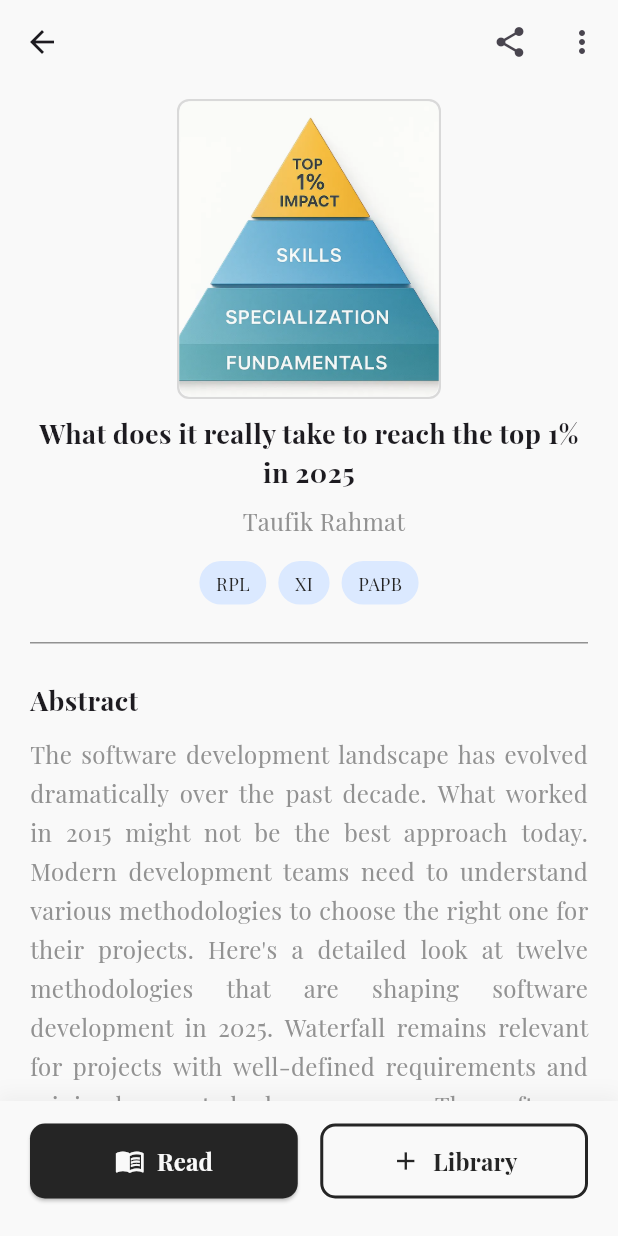
After one commit to ellvr/vokapedia, a Flutter app: the screen it shows after launch, after a tap on "What does it really take to reach the to", on a phone screen of 412 x 824 dp. The commit adds this screen. Run offline on Flutter 3.47's test engine with Material 3 defaults, Android fonts, the phone set to English and light mode, and no system bars; project files that could hold a hidden picture were left out.

Commit message:
home and library

```diff
--- /dev/null
+++ b/lib/screen/article_detail_screen.dart
@@ -0,0 +1,279 @@
+import 'package:flutter/material.dart';
+import 'package:vokapedia/utils/color_constants.dart';
+
+class ArticleDetailScreen extends StatelessWidget {
+  final String articleTitle;
+  final String articleAuthor;
+  final String imagePath;
+
+  const ArticleDetailScreen({
+    super.key,
+    required this.articleTitle,
+    required this.articleAuthor,
+    required this.imagePath,
+  });
+
+  @override
+  Widget build(BuildContext context) {
+    return Scaffold(
+      backgroundColor: AppColors.white,
+      appBar: AppBar(
+        backgroundColor: AppColors.white,
+        elevation: 0,
+        leading: IconButton(
+          icon: const Icon(Icons.arrow_back),
+          onPressed: () {
+            Navigator.pop(context);
+          },
+        ),
+        actions: <Widget>[
+          IconButton(icon: const Icon(Icons.share), onPressed: () {}),
+          IconButton(icon: const Icon(Icons.more_vert), onPressed: () {}),
+        ],
+      ),
+      body: Stack(
+        children: [
+          Container(
+            // margin: EdgeInsets.all(12.0, vertical: 20),
+            child: SingleChildScrollView(
+              child: Column(
+                crossAxisAlignment: CrossAxisAlignment.start,
+                children: <Widget>[
+                  Center(
+                    child: Padding(
+                      padding: const EdgeInsets.symmetric(
+                        horizontal: 20.0,
+                        vertical: 10.0,
+                      ),
+                      child: Container(
+                        width: 176,
+                        height: 200,
+                        decoration: BoxDecoration(
+                          borderRadius: BorderRadius.circular(8.0),
+                          border: Border.all(
+                            color: Color(0xFFD9D9D9),
+                            width: 1.5,
+                          ),
+                        ),
+                        child: ClipRRect(
+                          borderRadius: BorderRadius.circular(8.0),
+
+                          child: Image.asset(
+                            imagePath,
+                            fit: BoxFit.cover,
+                            width: double.infinity,
+                            height: double.infinity,
+                            errorBuilder: (context, error, stackTrace) {
+                              return Container(
+                                height: 200,
+                                color: AppColors.backgroundLight,
+                                child: const Center(
+                                  child: Text(
+                                    'Cover Image Placeholder',
+                                    style: TextStyle(color: AppColors.darkGrey),
+                                  ),
+                                ),
+                              );
+                            },
+                          ),
+                        ),
+                      ),
+                    ),
+                  ),
+                  Padding(
+                    padding: const EdgeInsets.symmetric(horizontal: 20.0),
+                    child: Text(
+                      articleTitle,
+                      style: const TextStyle(
+                        fontSize: 18,
+                        fontWeight: FontWeight.bold,
+                      ),
+                      textAlign: TextAlign.center,
+                    ),
+                  ),
+                  Center(
+                    child: Padding(
+                      padding: const EdgeInsets.only(
+                        left: 20.0,
+                        top: 8.0,
+                        bottom: 15.0,
+                      ),
+                      child: Text(
+                        articleAuthor,
+                        style: const TextStyle(
+                          fontSize: 16,
+                          color: AppColors.darkGrey,
+                        ),
+                        textAlign: TextAlign.center,
+                      ),
+                    ),
+                  ),
+                  Center(
+                    child: Padding(
+                      padding: const EdgeInsets.symmetric(horizontal: 20.0),
+                      child: Wrap(
+                        spacing: 8.0,
+                        runSpacing: 4.0,
+                        children: <Widget>[
+                          _buildChip(label: 'RPL'),
+                          _buildChip(label: 'XI'),
+                          _buildChip(label: 'PAPB'),
+                        ],
+                      ),
+                    ),
+                  ),
+                  const SizedBox(height: 25),
+                  const Divider(
+                    color: AppColors.darkGrey,
+                    thickness: 1.0,
+                    height: 1,
+                    indent: 20,
+                    endIndent: 20,
+                  ),
+                  const SizedBox(height: 25),
+                  const Padding(
+                    padding: EdgeInsets.symmetric(horizontal: 20.0),
+                    child: Text(
+                      'Abstract',
+                      style: TextStyle(
+                        fontSize: 18,
+                        fontWeight: FontWeight.bold,
+                      ),
+                    ),
+                  ),
+                  const SizedBox(height: 10),
+                  const Padding(
+                    padding: EdgeInsets.symmetric(horizontal: 20.0),
+                    child: Text(
+                      'The software development landscape has evolved dramatically over the past decade. What worked in 2015 might not be the best approach today. Modern development teams need to understand various methodologies to choose the right one for their projects. Here\'s a detailed look at twelve methodologies that are shaping software development in 2025. Waterfall remains relevant for projects with well-defined requirements and minimal expected changesxxxxxx The software development landscape has evolved dramatically over the past decade. What worked in 2015 might not be the best approach today. Modern development teams need to understand various methodologies to choose the right one for their projects. Here\'s a detailed look at twelve methodologies that are shaping software development in 2025. Waterfall remains relevant for projects with well-defined requirements and minimal expected changesxxxxxxxxxxxxxxxxxxxx',
+                      style: TextStyle(
+                        fontSize: 16,
+                        height: 1.6,
+                        color: AppColors.darkGrey,
+                      ),
+                      textAlign: TextAlign.justify,
+                    ),
+                  ),
+                  Padding(
+                    padding: const EdgeInsets.only(left: 20.0, top: 5.0),
+                    child: TextButton(
+                      onPressed: () {},
+                      child: const Text(
+                        'Read more',
+                        style: TextStyle(
+                          color: AppColors.primaryBlue,
+                          fontWeight: FontWeight.bold,
+                        ),
+                      ),
+                    ),
+                  ),
+                ],
+              ),
+            ),
+          ),
+
+          Align(
+            alignment: Alignment.bottomCenter,
+            child: Container(
+              height: 90,
+              decoration: BoxDecoration(
+                color: AppColors.white,
+                boxShadow: [
+                  BoxShadow(
+                    color: AppColors.darkGrey.withOpacity(0.1),
+                    blurRadius: 10,
+                    spreadRadius: 2,
+                    offset: const Offset(0, -3),
+                  ),
+                ],
+              ),
+              padding: const EdgeInsets.only(
+                left: 20,
+                right: 20,
+                top: 10,
+                bottom: 20,
+              ),
+              child: Row(
+                children: <Widget>[
+                  Expanded(
+                    child: ElevatedButton(
+                      onPressed: () {},
+                      style: ElevatedButton.styleFrom(
+                        backgroundColor: AppColors.black,
+                        foregroundColor: AppColors.white,
+                        minimumSize: const Size(double.infinity, 50),
+                        shape: RoundedRectangleBorder(
+                          borderRadius: BorderRadius.circular(10),
+                        ),
+                      ),
+                      child: Row(
+                        mainAxisAlignment: MainAxisAlignment.center,
+                        children: const [
+                          Icon(Icons.menu_book, size: 20),
+                          SizedBox(width: 8),
+                          Text(
+                            'Read',
+                            style: TextStyle(
+                              fontSize: 16,
+                              fontWeight: FontWeight.bold,
+                            ),
+                          ),
+                        ],
+                      ),
+                    ),
+                  ),
+                  const SizedBox(width: 15),
+                  Expanded(
+                    child: OutlinedButton(
+                      onPressed: () {},
+                      style: OutlinedButton.styleFrom(
+                        foregroundColor: AppColors.black,
+                        side: const BorderSide(
+                          color: AppColors.black,
+                          width: 2,
+                        ),
+                        minimumSize: const Size(double.infinity, 50),
+                        shape: RoundedRectangleBorder(
+                          borderRadius: BorderRadius.circular(10),
+                        ),
+                      ),
+                      child: Row(
+                        mainAxisAlignment: MainAxisAlignment.center,
+                        children: const [
+                          Icon(Icons.add, size: 20),
+                          SizedBox(width: 8),
+                          Text(
+                            'Library',
+                            style: TextStyle(
+                              fontSize: 16,
+                              fontWeight: FontWeight.bold,
+                            ),
+                          ),
+                        ],
+                      ),
+                    ),
+                  ),
+                ],
+              ),
+            ),
+          ),
+        ],
+      ),
+    );
+  }
+
+  Widget _buildChip({required String label}) {
+    return Container(
+      padding: const EdgeInsets.symmetric(horizontal: 10, vertical: 5),
+      decoration: BoxDecoration(
+        color: AppColors.softBlue,
+        borderRadius: BorderRadius.circular(20),
+        border: Border.all(color: AppColors.softBlue),
+      ),
+      child: Text(
+        label,
+        style: const TextStyle(fontSize: 12, color: AppColors.black),
+      ),
+    );
+  }
+}
--- a/lib/screen/home_screen.dart
+++ b/lib/screen/home_screen.dart
@@ -1,5 +1,8 @@
 import 'package:flutter/material.dart';
+import 'package:vokapedia/screen/article_detail_screen.dart';
 import 'package:vokapedia/screen/library_screen.dart';
+import 'package:vokapedia/screen/article_detail_screen.dart';
+import 'package:vokapedia/screen/searchh_screen.dart';
 import '../widget/custom_bottom_navbar.dart';
 import '../utils/color_constants.dart';
 
@@ -83,7 +86,7 @@ class _HomeScreenState extends State<HomeScreen> {
 
   final List<Widget> _screens = [
     const SizedBox(),
-    const Center(child: Text('Halaman Search')),
+    const SearchhScreen(),
     const LibraryScreen(),
     const Center(child: Text('Halaman Bookmark')),
     const Center(child: Text('Halaman Profile')),
@@ -297,7 +300,20 @@ class _HomeScreenState extends State<HomeScreen> {
     required ContentItem item,
     required String listType,
   }) {
-    return Column(
+    return GestureDetector(
+      onTap: () {
+        Navigator.push(
+          context,
+          MaterialPageRoute(
+            builder: (context) => ArticleDetailScreen(
+              articleTitle: item.title,
+              imagePath: item.imagePath,
+              articleAuthor: 'Taufik Rahmat',
+            ),
+          ),
+        );
+      },
+      child: Column(
         crossAxisAlignment: CrossAxisAlignment.start,
         children: <Widget>[
           Container(
@@ -342,6 +358,7 @@ class _HomeScreenState extends State<HomeScreen> {
               style: const TextStyle(fontSize: 12, color: AppColors.darkGrey),
             ),
         ],
+      ),
     );
   }
 }
--- a/lib/screen/library_screen.dart
+++ b/lib/screen/library_screen.dart
@@ -42,7 +42,11 @@ class LibraryScreen extends StatelessWidget {
       appBar: AppBar(
         title: const Text(
           'Library',
-          style: TextStyle(fontWeight: FontWeight.bold, fontSize: 20, color: AppColors.black),
+          style: TextStyle(
+            fontWeight: FontWeight.bold,
+            fontSize: 20,
+            color: AppColors.black,
+          ),
         ),
         backgroundColor: Colors.white,
         elevation: 0.0,
@@ -113,18 +117,25 @@ class LibraryScreen extends StatelessWidget {
                         child: Text(
                           'Gambar hilang',
                           textAlign: TextAlign.center,
-                          style: TextStyle(fontSize: 10, color: AppColors.darkGrey),
+                          style: TextStyle(
+                            fontSize: 10,
+                            color: AppColors.darkGrey,
+                          ),
                         ),
                       );
                     },
                   ),
-                  const Positioned(
-                    right: 8,
+                  Positioned(
+                    right: 6,
                     bottom: 8,
-                    child: Icon(
-                      Icons.file_download_done,
-                      color: AppColors.primaryBlue,
-                      size: 20,
+                    child: CircleAvatar(
+                      backgroundColor: AppColors.softBlue,
+                      radius: 14,
+                      child: Icon(
+                        Icons.file_download_done,
+                        color: AppColors.primaryBlue,
+                        size: 18,
+                      ),
                     ),
                   ),
                 ],
--- /dev/null
+++ b/lib/screen/profile_screen.dart
@@ -0,0 +1,10 @@
+import 'package:flutter/material.dart';
+
+class ProfileScreen extends StatelessWidget {
+  const ProfileScreen({super.key});
+
+  @override
+  Widget build(BuildContext context) {
+    return Scaffold(appBar: AppBar(title: Text('PROFILEEEEE')));
+  }
+}
--- /dev/null
+++ b/lib/screen/searchh_screen.dart
@@ -0,0 +1,10 @@
+import 'package:flutter/material.dart';
+
+class SearchhScreen extends StatelessWidget {
+  const SearchhScreen({super.key});
+
+  @override
+  Widget build(BuildContext context) {
+    return Scaffold(appBar: AppBar(title: Text('searchxxxx')));
+  }
+}
```
Lines whose indentation alone changed are shown as unchanged.
